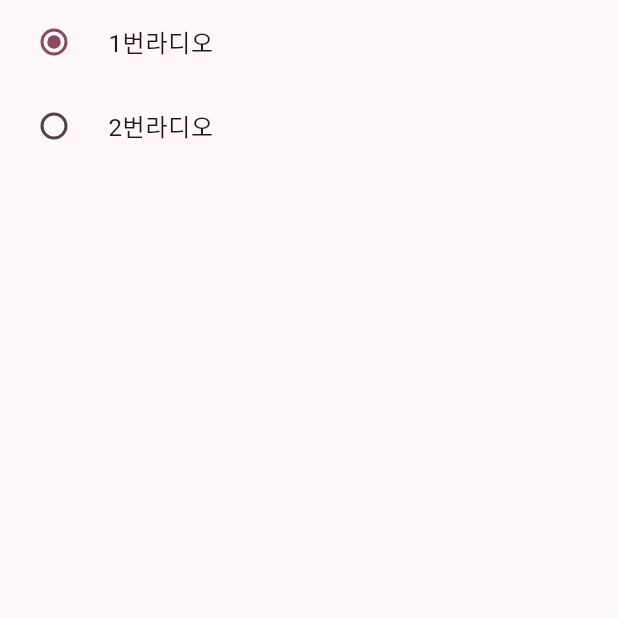
After one commit to JEON-Sungsu/learn_flutter, a Flutter app: the UiList screen opened by its route, after a tap on "- 라디오 버튼", on a phone screen of 412 x 824 dp, the top half of it. The commit adds this screen. Run offline on Flutter 3.47's test engine with Material 3 defaults, Android fonts, the phone set to English and light mode, and no system bars; our stand-ins replace flutter_dotenv, flutter_svg, freezed_annotation, get_it, go_router, lottie and 4 more.

Commit message:
feat: DI 작성 및 적용

```diff
--- /dev/null
+++ b/lib/00_UI_practice/ui_components/radio_button.dart
@@ -0,0 +1,54 @@
+import 'package:flutter/material.dart';
+
+class RadioButton extends StatefulWidget {
+  const RadioButton({super.key});
+
+  @override
+  State<RadioButton> createState() => _RadioButtonState();
+}
+
+class _RadioButtonState extends State<RadioButton> {
+  RadioGroup group = RadioGroup.first;
+
+  @override
+  Widget build(BuildContext context) {
+    return Scaffold(
+        body: SafeArea(
+      child: Column(
+        children: [
+          RadioListTile<RadioGroup>(
+            title: Text('1번라디오',),
+            value: RadioGroup.first,
+            groupValue: group,
+            onChanged: (RadioGroup? value) {
+              setState(() {
+                group = value!;
+                debugPrint(group.label);
+              });
+            },
+          ),
+          RadioListTile<RadioGroup>(
+            title: Text('2번라디오'),
+            value: RadioGroup.second,
+            groupValue: group,
+            onChanged: (RadioGroup? value) {
+              setState(() {
+                group = value!;
+                debugPrint(group.label);
+              });
+            },
+          ),
+        ],
+      ),
+    ));
+  }
+}
+
+enum RadioGroup {
+  first('1번'),
+  second('2번');
+
+  final String label;
+
+  const RadioGroup(this.label);
+}
--- /dev/null
+++ b/lib/00_UI_practice/ui_list.dart
@@ -0,0 +1,31 @@
+import 'package:flutter/material.dart';
+import 'package:go_router/go_router.dart';
+
+class UiList extends StatefulWidget {
+  const UiList({super.key});
+
+  @override
+  State<UiList> createState() => _UiListState();
+}
+
+class _UiListState extends State<UiList> {
+  @override
+  Widget build(BuildContext context) {
+    return Scaffold(
+        appBar: AppBar(
+          title: const Text('UI 연습장'),
+        ),
+        body: Column(
+          children: [
+            TextButton(
+              onPressed: () {
+                context.push('/uiList/radioButton');
+              },
+              child: Container(
+                  alignment: Alignment.centerLeft,
+                  child: const Text('- 라디오 버튼')),
+            )
+          ],
+        ));
+  }
+}
--- a/lib/router/router.dart
+++ b/lib/router/router.dart
@@ -1,4 +1,6 @@
 import 'package:go_router/go_router.dart';
+import 'package:learn_flutter/00_UI_practice/ui_components/radio_button.dart';
+import 'package:learn_flutter/00_UI_practice/ui_list.dart';
 import 'package:learn_flutter/01_happy_birthday/happy_birthday_list.dart';
 import 'package:learn_flutter/01_happy_birthday/model/user_card_info.dart';
 import 'package:learn_flutter/01_happy_birthday/pages/birthday_card.dart';
@@ -13,6 +15,7 @@ import 'package:learn_flutter/04_picture_search/domain/use_case/start_search_use
 import 'package:learn_flutter/04_picture_search/presentation/screen/picture_detail_screen.dart';
 import 'package:learn_flutter/04_picture_search/presentation/screen/picture_list_screen.dart';
 import 'package:learn_flutter/04_picture_search/presentation/view_model/picture_view_model.dart';
+import 'package:learn_flutter/core/di/di_setup.dart';
 import 'package:learn_flutter/main.dart';
 import 'package:provider/provider.dart';
 
@@ -23,6 +26,21 @@ final router = GoRouter(
       path: '/main',
       builder: (context, state) {
         return const MyHomePage(title: '과제 리스트');
+      },
+    ),
+
+    //00_UI_Pracice
+    GoRoute(
+      path: '/uiList',
+      builder: (context, state) {
+        return const UiList();
+      },
+    ),
+
+    GoRoute(
+      path: '/uiList/radioButton',
+      builder: (context, state) {
+        return const RadioButton();
       },
     ),
 
@@ -68,12 +86,7 @@ final router = GoRouter(
       path: '/pictureSearch',
       builder: (context, state) {
         return ChangeNotifierProvider(
-          create: (_) => PictureViewModel(
-            startSearchUseCase: StartSearchUseCase(
-              repository: PictureRepositoryImpl(api: PictureApi()),
-            ),
-            getPictureDetailUseCase: GetPictureDetailUseCase(),
-          ),
+          create: (_) => getIt<PictureViewModel>(),
           child: const PictureListScreen(),
         );
       },
--- a/pubspec.yaml
+++ b/pubspec.yaml
@@ -48,6 +48,7 @@ dependencies:
   provider: ^6.1.2
   shimmer: ^3.0.0
   flutter_dotenv: ^5.1.0
+  get_it: ^7.7.0
 
 dev_dependencies:
   flutter_test:
```
Also changed, not shown: lib/core/di/di_setup.dart (added, +20 -0 lines), lib/main.dart (+12 -0 lines), pubspec.lock.
